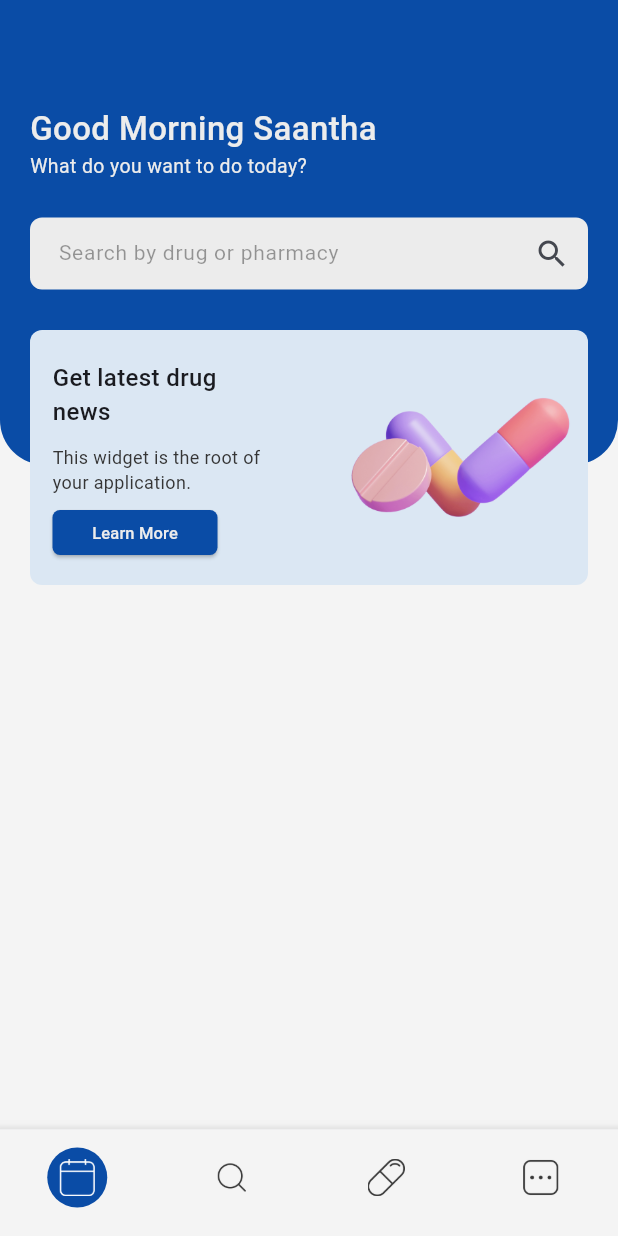
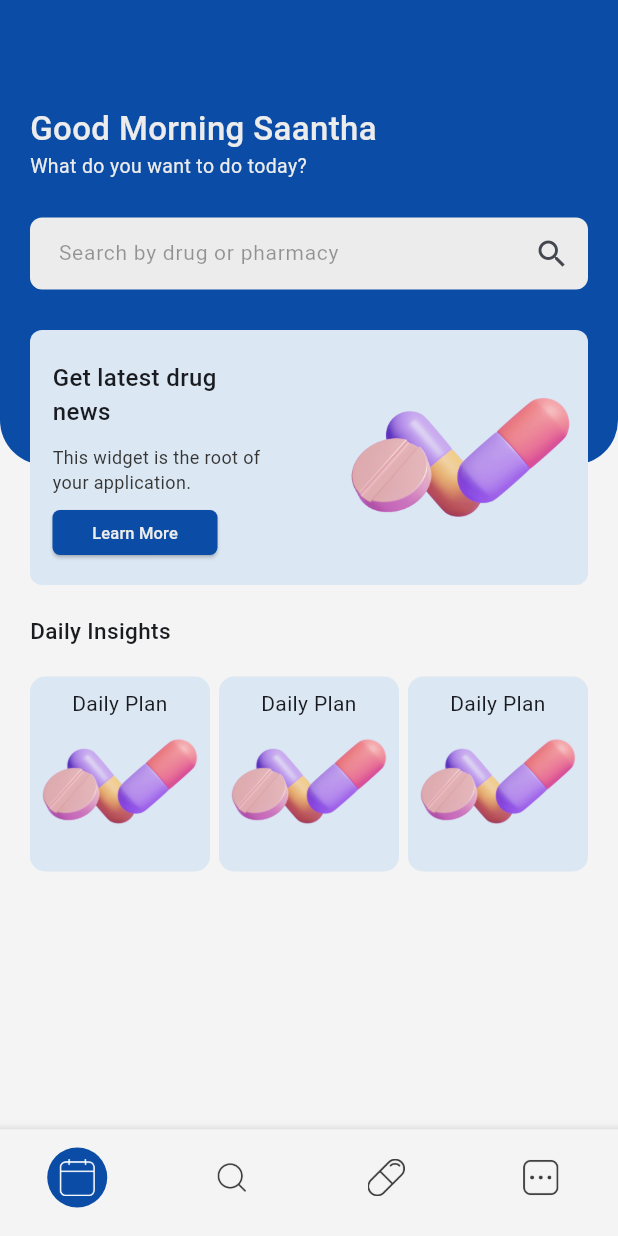
Before and after one commit to saimaboy/aarogya_meds, a Flutter app: the screen it shows after launch, on a phone screen of 412 x 824 dp. Run offline on Flutter 3.47's test engine with Material 3 defaults, Android fonts, the phone set to English and light mode, and no system bars.

Commit message:
added card into home

```diff
--- /dev/null
+++ b/lib/screens/Home/home_card.dart
@@ -0,0 +1,48 @@
+// ignore_for_file: must_be_immutable
+
+import 'package:aarogya_meds/utils/common.dart';
+import 'package:flutter/material.dart';
+
+class HomeCard extends StatelessWidget {
+  String title;
+  Function()? onTap;
+  HomeCard({
+    super.key,
+    required this.title,
+    this.onTap,
+  });
+
+  @override
+  Widget build(BuildContext context) {
+    return GestureDetector(
+      onTap: onTap,
+      child: Container(
+        width: 120,
+        height: 130,
+        decoration: BoxDecoration(
+            color: AppColors.primarylite,
+            borderRadius: BorderRadius.circular(10)),
+        child: Stack(
+          children: [
+            Positioned(
+              bottom: 0,
+              left: 0,
+              right: 0,
+              child: Image.asset('lib/assets/home-medical-drug.png'),
+            ),
+            Padding(
+              padding: const EdgeInsets.all(8.0),
+              child: SizedBox(
+                width: double.infinity,
+                child: Text(
+                  title,
+                  textAlign: TextAlign.center,
+                ),
+              ),
+            ),
+          ],
+        ),
+      ),
+    );
+  }
+}
--- a/lib/screens/Home/home_main.dart
+++ b/lib/screens/Home/home_main.dart
@@ -1,5 +1,8 @@
+import 'package:aarogya_meds/screens/Home/home_card.dart';
 import 'package:aarogya_meds/utils/common.dart';
+import 'package:flutter/cupertino.dart';
 import 'package:flutter/material.dart';
+import 'package:flutter/widgets.dart';
 
 class HomeMain extends StatefulWidget {
   const HomeMain({super.key});
@@ -16,6 +19,7 @@ class _HomeMainState extends State<HomeMain> {
       body: Stack(
         children: [
           Column(
+            crossAxisAlignment: CrossAxisAlignment.start,
             children: [
               Container(
                 decoration: const BoxDecoration(
@@ -76,19 +80,41 @@ class _HomeMainState extends State<HomeMain> {
                   ),
                 ),
               ),
-              const Column(
-                crossAxisAlignment: CrossAxisAlignment.start,
+              const SizedBox(height: 80),
+              const Padding(
+                padding: appPagePadding,
+                child: Column(
                   children: [
                     Text(
-                    'Good Morning Saantha',
+                      'Daily Insights',
                       style: TextStyle(
-                      fontSize: 22,
+                        fontSize: 15,
                         fontWeight: FontWeight.w500,
                       ),
                     ),
-                  Text('What do you want to do today?'),
                   ],
-              )
+                ),
+              ),
+              Padding(
+                padding: appPagePadding,
+                child: Row(
+                  mainAxisAlignment: MainAxisAlignment.spaceBetween,
+                  children: [
+                    HomeCard(
+                      title: 'Daily Plan',
+                      onTap: () {},
+                    ),
+                    HomeCard(
+                      title: 'Daily Plan',
+                      onTap: () {},
+                    ),
+                    HomeCard(
+                      title: 'Daily Plan',
+                      onTap: () {},
+                    ),
+                  ],
+                ),
+              ),
             ],
           ),
           Positioned(
```
Lines whose indentation alone changed are shown as unchanged.
